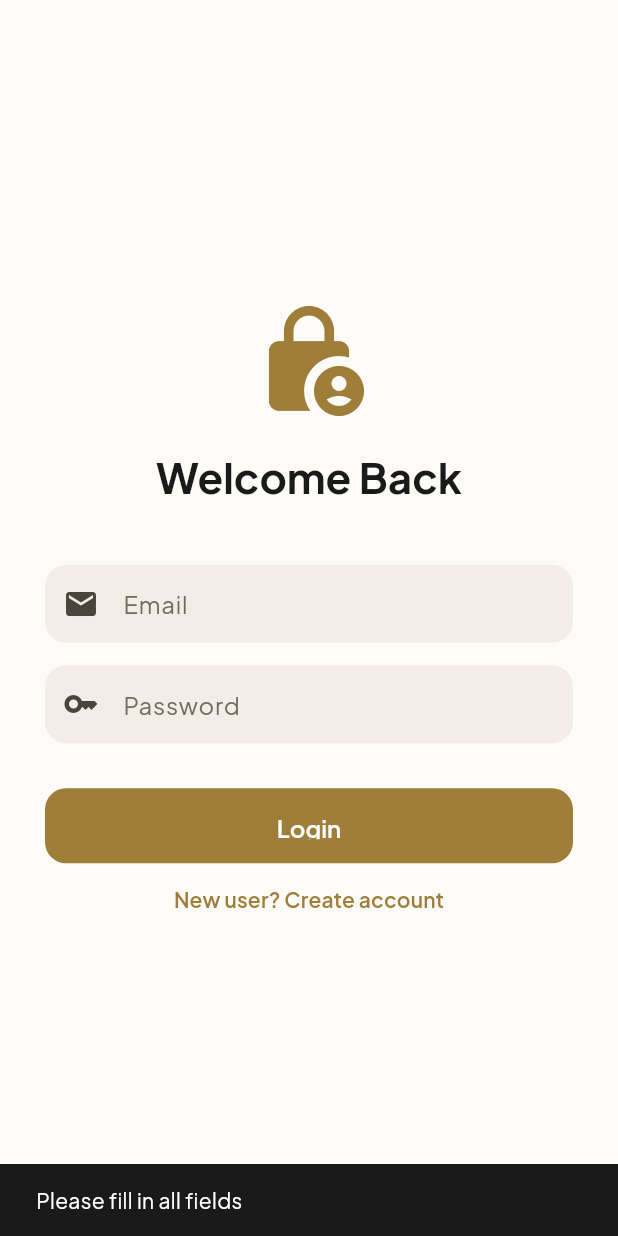
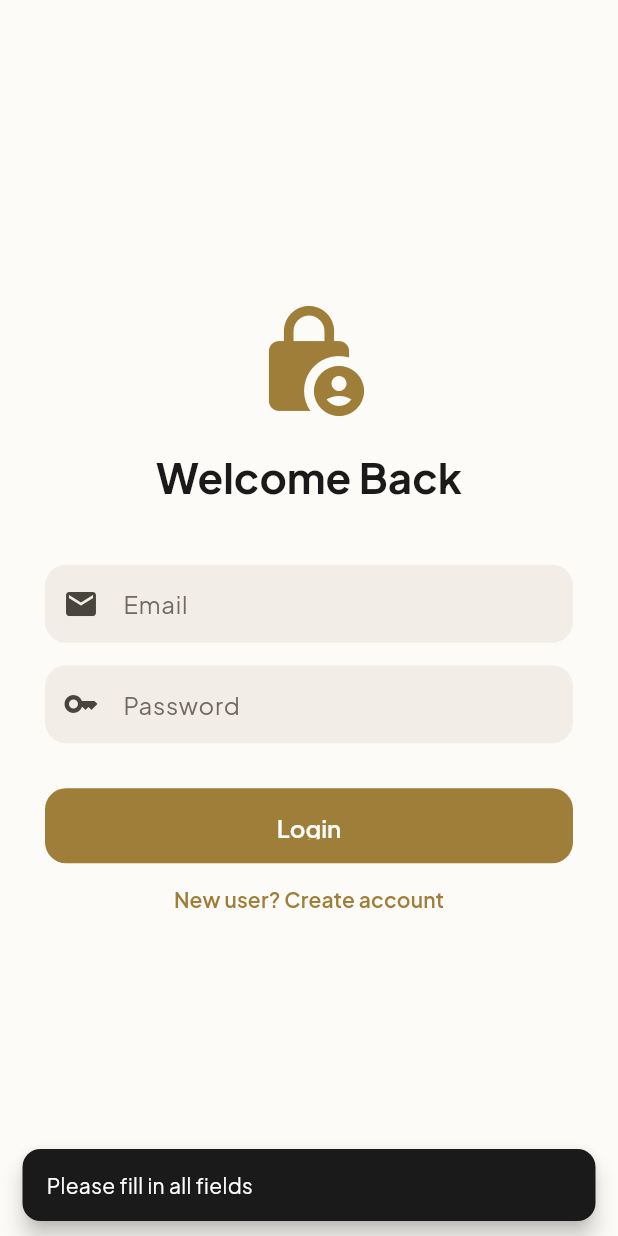
Before and after one commit to manosekar-m/Fin-Tracker, a Flutter app: the AuthScreen screen opened directly, after a tap on "Login", on a phone screen of 412 x 824 dp. Run offline on Flutter 3.47's test engine with Material 3 defaults, Android fonts, the phone set to English and light mode, and no system bars; our stand-ins replace fl_chart, flutter_animate, google_fonts, hive_flutter, image_picker, local_auth; missing offline and left inert: google_mlkit_text_recognition; accounts and stored records are empty; network calls fail.

Commit message:
fix: global SnackBar standardization (5s duration & floating behavior)

```diff
--- a/lib/screens/auth_screen.dart
+++ b/lib/screens/auth_screen.dart
@@ -24,8 +24,14 @@ class _AuthScreenState extends State<AuthScreen> {
     final name = _nameController.text.trim();
 
     if (email.isEmpty || password.isEmpty || (!_isLogin && name.isEmpty)) {
+      ScaffoldMessenger.of(context).clearSnackBars();
       ScaffoldMessenger.of(context).showSnackBar(
-        const SnackBar(content: Text('Please fill in all fields')),
+        SnackBar(
+          content: const Text('Please fill in all fields'),
+          duration: const Duration(seconds: 5),
+          behavior: SnackBarBehavior.floating,
+          shape: RoundedRectangleBorder(borderRadius: BorderRadius.circular(12)),
+        ),
       );
       return;
     }
@@ -39,8 +45,14 @@ class _AuthScreenState extends State<AuthScreen> {
       if (email == storedEmail && password == storedPass) {
         _onAuthSuccess(storedName);
       } else {
+        ScaffoldMessenger.of(context).clearSnackBars();
         ScaffoldMessenger.of(context).showSnackBar(
-          const SnackBar(content: Text('Invalid credentials')),
+          SnackBar(
+            content: const Text('Invalid credentials'),
+            duration: const Duration(seconds: 5),
+            behavior: SnackBarBehavior.floating,
+            shape: RoundedRectangleBorder(borderRadius: BorderRadius.circular(12)),
+          ),
         );
       }
     } else {
--- a/lib/screens/onboarding_screen.dart
+++ b/lib/screens/onboarding_screen.dart
@@ -41,10 +41,12 @@ class _OnboardingScreenState extends State<OnboardingScreen> {
       );
     } else {
       if (_selectedAvatar == null) {
+        ScaffoldMessenger.of(context).clearSnackBars();
         ScaffoldMessenger.of(context).showSnackBar(
           SnackBar(
             content: const Text('Please select an avatar to continue'),
             backgroundColor: Colors.redAccent,
+            duration: const Duration(seconds: 5),
             behavior: SnackBarBehavior.floating,
             shape: RoundedRectangleBorder(borderRadius: BorderRadius.circular(12)),
           ),
--- a/lib/screens/profile_screen.dart
+++ b/lib/screens/profile_screen.dart
@@ -1214,6 +1214,7 @@ class _ProfileScreenState extends State<ProfileScreen> {
                 ScaffoldMessenger.of(context).showSnackBar(
                   SnackBar(
                     content: const Text('All data erased'),
+                    duration: const Duration(seconds: 5),
                     behavior: SnackBarBehavior.floating,
                     shape: RoundedRectangleBorder(
                         borderRadius: BorderRadius.circular(12)),
```
Also changed, not shown: lib/widgets/add_rough_plan_sheet.dart (+13 -1 lines), lib/widgets/add_transaction_sheet.dart (+25 -3 lines).
